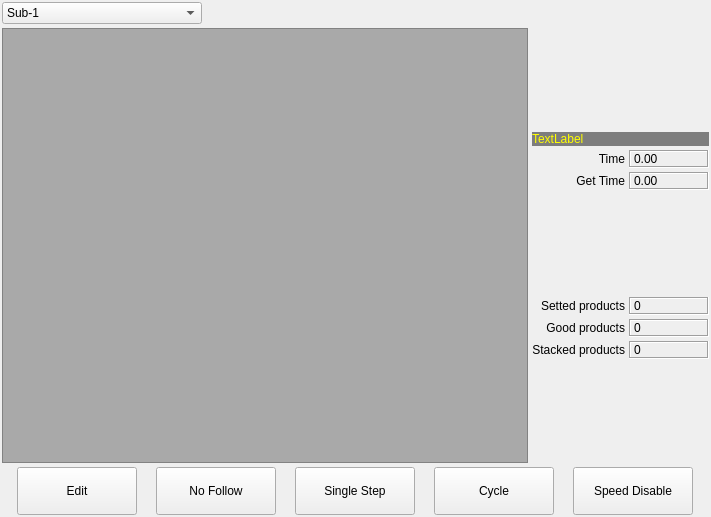
First picture: the form in hcinstruction/ichcprogrammonitorframe.ui, repository dongdong-2009/3-5AxisRobot, before the edit.
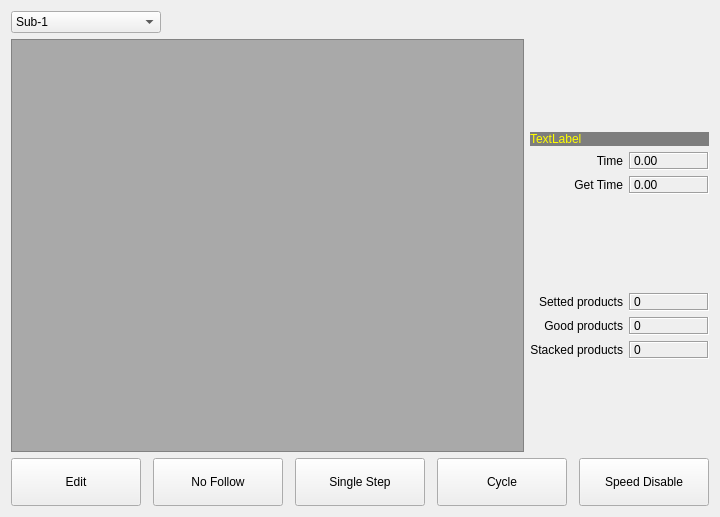
Second picture: the form after the edit. Icons and pictures are not drawn. Custom widgets are drawn as their Qt base class.

The edit to the form file:
```diff
--- a/hcinstruction/ichcprogrammonitorframe.ui
+++ b/hcinstruction/ichcprogrammonitorframe.ui
@@ -6,7 +6,7 @@
    <rect>
     <x>0</x>
     <y>0</y>
-    <width>711</width>
+    <width>718</width>
     <height>517</height>
    </rect>
   </property>
@@ -28,27 +28,18 @@
    <enum>QFrame::Plain</enum>
   </property>
   <layout class="QVBoxLayout" name="verticalLayout">
-   <property name="spacing">
-    <number>4</number>
-   </property>
-   <property name="leftMargin">
-    <number>2</number>
-   </property>
-   <property name="topMargin">
-    <number>2</number>
-   </property>
-   <property name="rightMargin">
-    <number>2</number>
-   </property>
-   <property name="bottomMargin">
-    <number>2</number>
-   </property>
    <item>
     <widget class="ICComboBox" name="programSelector">
-     <property name="maximumSize">
+     <property name="sizePolicy">
+      <sizepolicy hsizetype="Fixed" vsizetype="Fixed">
+       <horstretch>0</horstretch>
+       <verstretch>0</verstretch>
+      </sizepolicy>
+     </property>
+     <property name="minimumSize">
       <size>
-       <width>200</width>
-       <height>16777215</height>
+       <width>150</width>
+       <height>0</height>
       </size>
      </property>
      <item>
@@ -339,6 +330,9 @@
    </item>
    <item>
     <layout class="QHBoxLayout" name="horizontalLayout_2">
+     <property name="spacing">
+      <number>12</number>
+     </property>
      <item>
       <widget class="QToolButton" name="editToolButton">
        <property name="sizePolicy">
@@ -349,13 +343,7 @@
        </property>
        <property name="minimumSize">
         <size>
-         <width>120</width>
-         <height>48</height>
-        </size>
-       </property>
-       <property name="maximumSize">
-        <size>
-         <width>120</width>
+         <width>130</width>
          <height>48</height>
         </size>
        </property>
@@ -387,13 +375,7 @@
        </property>
        <property name="minimumSize">
         <size>
-         <width>120</width>
-         <height>48</height>
-        </size>
-       </property>
-       <property name="maximumSize">
-        <size>
-         <width>120</width>
+         <width>130</width>
          <height>48</height>
         </size>
        </property>
@@ -419,13 +401,7 @@
       <widget class="QToolButton" name="singleStepButton">
        <property name="minimumSize">
         <size>
-         <width>120</width>
-         <height>48</height>
-        </size>
-       </property>
-       <property name="maximumSize">
-        <size>
-         <width>120</width>
+         <width>130</width>
          <height>48</height>
         </size>
        </property>
@@ -451,13 +427,7 @@
       <widget class="QToolButton" name="cycle">
        <property name="minimumSize">
         <size>
-         <width>120</width>
-         <height>48</height>
-        </size>
-       </property>
-       <property name="maximumSize">
-        <size>
-         <width>120</width>
+         <width>130</width>
          <height>48</height>
         </size>
        </property>
@@ -483,13 +453,7 @@
       <widget class="QToolButton" name="speedEnableButton">
        <property name="minimumSize">
         <size>
-         <width>120</width>
-         <height>48</height>
-        </size>
-       </property>
-       <property name="maximumSize">
-        <size>
-         <width>120</width>
+         <width>130</width>
          <height>48</height>
         </size>
        </property>
```
Left out of the diff: 10 changed lines with no effect on the pictures.
